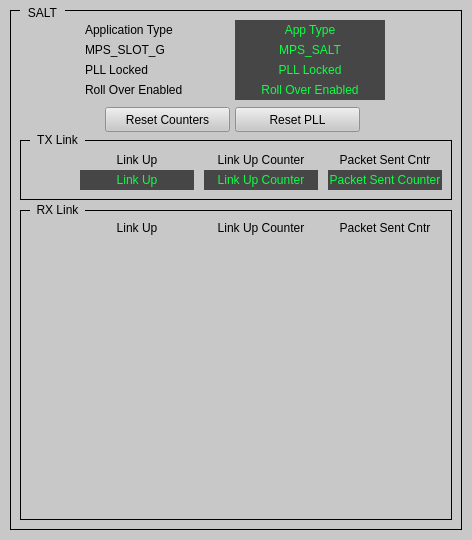
Above: mps_embed_salt.ui from ad-build-test/pydm-mps before the change. Below: the same form after it.
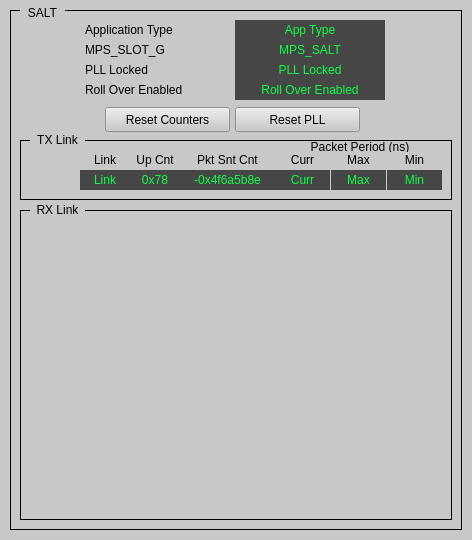
That is the form after the change. Custom widgets are drawn as their Qt base class.

Commit message: add more diagnostics to SALT

The edit to the form file:
```diff
--- a/mps_embed_salt.ui
+++ b/mps_embed_salt.ui
@@ -216,12 +216,12 @@
       <rect>
        <x>60</x>
        <y>12</y>
-       <width>114</width>
+       <width>50</width>
        <height>15</height>
       </rect>
      </property>
      <property name="text">
-      <string>Link Up</string>
+      <string>Link</string>
      </property>
      <property name="alignment">
       <set>Qt::AlignCenter</set>
@@ -232,7 +232,7 @@
       <rect>
        <x>60</x>
        <y>30</y>
-       <width>114</width>
+       <width>50</width>
        <height>20</height>
       </rect>
      </property>
@@ -244,7 +244,7 @@
 background-color: rgb(70, 70, 70);</string>
      </property>
      <property name="text">
-      <string>Link Up</string>
+      <string>Link</string>
      </property>
      <property name="alignment">
       <set>Qt::AlignCenter</set>
@@ -256,9 +256,9 @@
     <widget class="PyDMLabel" name="PyDMLabel_6">
      <property name="geometry">
       <rect>
-       <x>184</x>
+       <x>110</x>
        <y>30</y>
-       <width>114</width>
+       <width>50</width>
        <height>20</height>
       </rect>
      </property>
@@ -270,7 +270,7 @@
 background-color: rgb(70, 70, 70);</string>
      </property>
      <property name="text">
-      <string>Link Up Counter</string>
+      <string>0x78</string>
      </property>
      <property name="alignment">
       <set>Qt::AlignCenter</set>
@@ -285,9 +285,9 @@
     <widget class="PyDMLabel" name="PyDMLabel_7">
      <property name="geometry">
       <rect>
-       <x>308</x>
+       <x>160</x>
        <y>30</y>
-       <width>114</width>
+       <width>95</width>
        <height>20</height>
       </rect>
      </property>
@@ -299,7 +299,7 @@
 background-color: rgb(70, 70, 70);</string>
      </property>
      <property name="text">
-      <string>Packet Sent Counter</string>
+      <string>-0x4f6a5b8e</string>
      </property>
      <property name="alignment">
       <set>Qt::AlignCenter</set>
@@ -314,14 +314,14 @@
     <widget class="QLabel" name="label_8">
      <property name="geometry">
       <rect>
-       <x>184</x>
+       <x>110</x>
        <y>12</y>
-       <width>114</width>
+       <width>50</width>
        <height>15</height>
       </rect>
      </property>
      <property name="text">
-      <string>Link Up Counter</string>
+      <string>Up Cnt</string>
      </property>
      <property name="alignment">
       <set>Qt::AlignCenter</set>
@@ -330,19 +330,179 @@
     <widget class="QLabel" name="label_9">
      <property name="geometry">
       <rect>
-       <x>308</x>
+       <x>160</x>
        <y>12</y>
-       <width>114</width>
+       <width>95</width>
        <height>15</height>
       </rect>
      </property>
      <property name="text">
-      <string>Packet Sent Cntr</string>
+      <string>Pkt Snt Cnt</string>
      </property>
      <property name="alignment">
       <set>Qt::AlignCenter</set>
      </property>
     </widget>
+    <widget class="QLabel" name="label_11">
+     <property name="geometry">
+      <rect>
+       <x>255</x>
+       <y>1</y>
+       <width>170</width>
+       <height>12</height>
+      </rect>
+     </property>
+     <property name="text">
+      <string>Packet Period (ns)</string>
+     </property>
+     <property name="alignment">
+      <set>Qt::AlignCenter</set>
+     </property>
+    </widget>
+    <widget class="QLabel" name="label_15">
+     <property name="geometry">
+      <rect>
+       <x>255</x>
+       <y>12</y>
+       <width>55</width>
+       <height>15</height>
+      </rect>
+     </property>
+     <property name="text">
+      <string>Curr</string>
+     </property>
+     <property name="alignment">
+      <set>Qt::AlignCenter</set>
+     </property>
+    </widget>
+    <widget class="QLabel" name="label_16">
+     <property name="geometry">
+      <rect>
+       <x>311</x>
+       <y>12</y>
+       <width>55</width>
+       <height>15</height>
+      </rect>
+     </property>
+     <property name="text">
+      <string>Max</string>
+     </property>
+     <property name="alignment">
+      <set>Qt::AlignCenter</set>
+     </property>
+    </widget>
+    <widget class="QLabel" name="label_17">
+     <property name="geometry">
+      <rect>
+       <x>367</x>
+       <y>12</y>
+       <width>55</width>
+       <height>15</height>
+      </rect>
+     </property>
+     <property name="text">
+      <string>Min</string>
+     </property>
+     <property name="alignment">
+      <set>Qt::AlignCenter</set>
+     </property>
+    </widget>
+    <widget class="PyDMLabel" name="PyDMLabel_8">
+     <property name="geometry">
+      <rect>
+       <x>255</x>
+       <y>30</y>
+       <width>55</width>
+       <height>20</height>
+      </rect>
+     </property>
+     <property name="toolTip">
+      <string/>
+     </property>
+     <property name="styleSheet">
+      <string notr="true">color: rgb(12, 255, 68);
+background-color: rgb(70, 70, 70);</string>
+     </property>
+     <property name="text">
+      <string>Curr</string>
+     </property>
+     <property name="alignment">
+      <set>Qt::AlignCenter</set>
+     </property>
+     <property name="rules" stdset="0">
+      <string>[]</string>
+     </property>
+     <property name="channel" stdset="0">
+      <string>ca://${P}:TX_PKT_PERIOD</string>
+     </property>
+     <property name="displayFormat" stdset="0">
+      <enum>PyDMLabel::Hex</enum>
+     </property>
+    </widget>
+    <widget class="PyDMLabel" name="PyDMLabel_9">
+     <property name="geometry">
+      <rect>
+       <x>311</x>
+       <y>30</y>
+       <width>55</width>
+       <height>20</height>
+      </rect>
+     </property>
+     <property name="toolTip">
+      <string/>
+     </property>
+     <property name="styleSheet">
+      <string notr="true">color: rgb(12, 255, 68);
+background-color: rgb(70, 70, 70);</string>
+     </property>
+     <property name="text">
+      <string>Max</string>
+     </property>
+     <property name="alignment">
+      <set>Qt::AlignCenter</set>
+     </property>
+     <property name="rules" stdset="0">
+      <string>[]</string>
+     </property>
+     <property name="channel" stdset="0">
+      <string>ca://${P}:TX_PKT_PERIOD_MAX</string>
+     </property>
+     <property name="displayFormat" stdset="0">
+      <enum>PyDMLabel::Hex</enum>
+     </property>
+    </widget>
+    <widget class="PyDMLabel" name="PyDMLabel_10">
+     <property name="geometry">
+      <rect>
+       <x>367</x>
+       <y>30</y>
+       <width>55</width>
+       <height>20</height>
+      </rect>
+     </property>
+     <property name="toolTip">
+      <string/>
+     </property>
+     <property name="styleSheet">
+      <string notr="true">color: rgb(12, 255, 68);
+background-color: rgb(70, 70, 70);</string>
+     </property>
+     <property name="text">
+      <string>Min</string>
+     </property>
+     <property name="alignment">
+      <set>Qt::AlignCenter</set>
+     </property>
+     <property name="rules" stdset="0">
+      <string>[]</string>
+     </property>
+     <property name="channel" stdset="0">
+      <string>ca://${P}:TX_PKT_PERIOD_MIN</string>
+     </property>
+     <property name="displayFormat" stdset="0">
+      <enum>PyDMLabel::Hex</enum>
+     </property>
+    </widget>
    </widget>
    <widget class="QLabel" name="label_6">
     <property name="geometry">
@@ -375,54 +535,6 @@
     <property name="frameShadow">
      <enum>QFrame::Plain</enum>
     </property>
-    <widget class="QLabel" name="label_12">
-     <property name="geometry">
-      <rect>
-       <x>60</x>
-       <y>10</y>
-       <width>114</width>
-       <height>15</height>
-      </rect>
-     </property>
-     <property name="text">
-      <string>Link Up</string>
-     </property>
-     <property name="alignment">
-      <set>Qt::AlignCenter</set>
-     </property>
-    </widget>
-    <widget class="QLabel" name="label_13">
-     <property name="geometry">
-      <rect>
-       <x>184</x>
-       <y>10</y>
-       <width>114</width>
-       <height>15</height>
-      </rect>
-     </property>
-     <property name="text">
-      <string>Link Up Counter</string>
-     </property>
-     <property name="alignment">
-      <set>Qt::AlignCenter</set>
-     </property>
-    </widget>
-    <widget class="QLabel" name="label_14">
-     <property name="geometry">
-      <rect>
-       <x>308</x>
-       <y>10</y>
-       <width>114</width>
-       <height>15</height>
-      </rect>
-     </property>
-     <property name="text">
-      <string>Packet Sent Cntr</string>
-     </property>
-     <property name="alignment">
-      <set>Qt::AlignCenter</set>
-     </property>
-    </widget>
     <widget class="PyDMEmbeddedDisplay" name="PyDMEmbeddedDisplay">
      <property name="geometry">
       <rect>
```
The commit also changes 1 other file.
